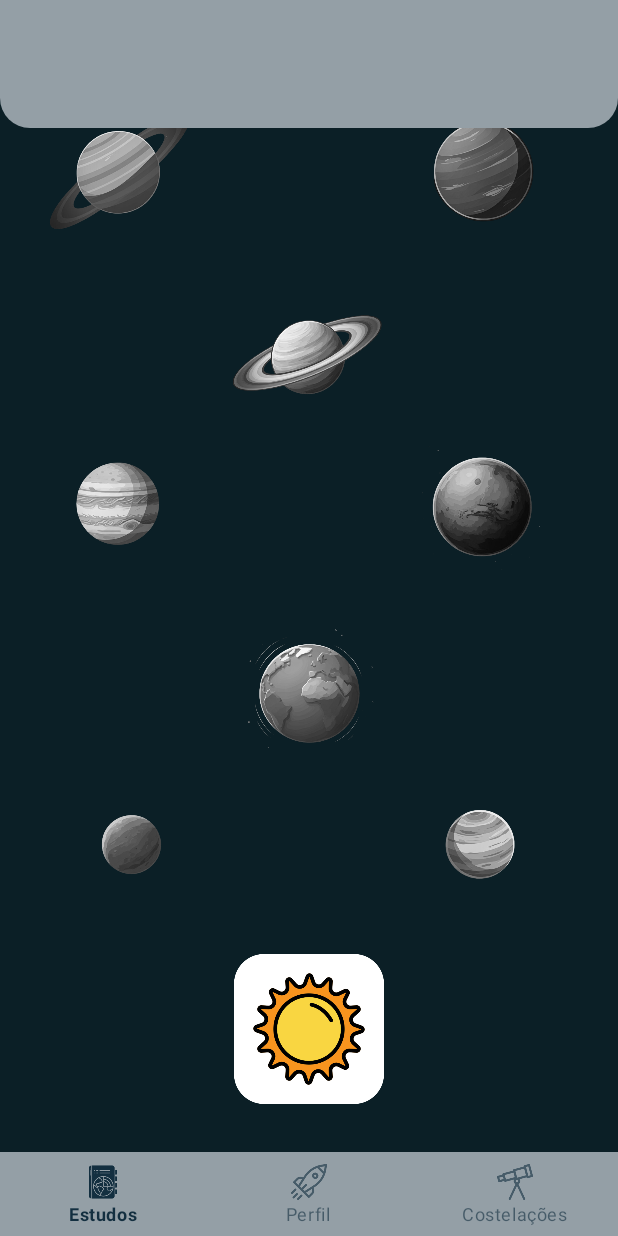
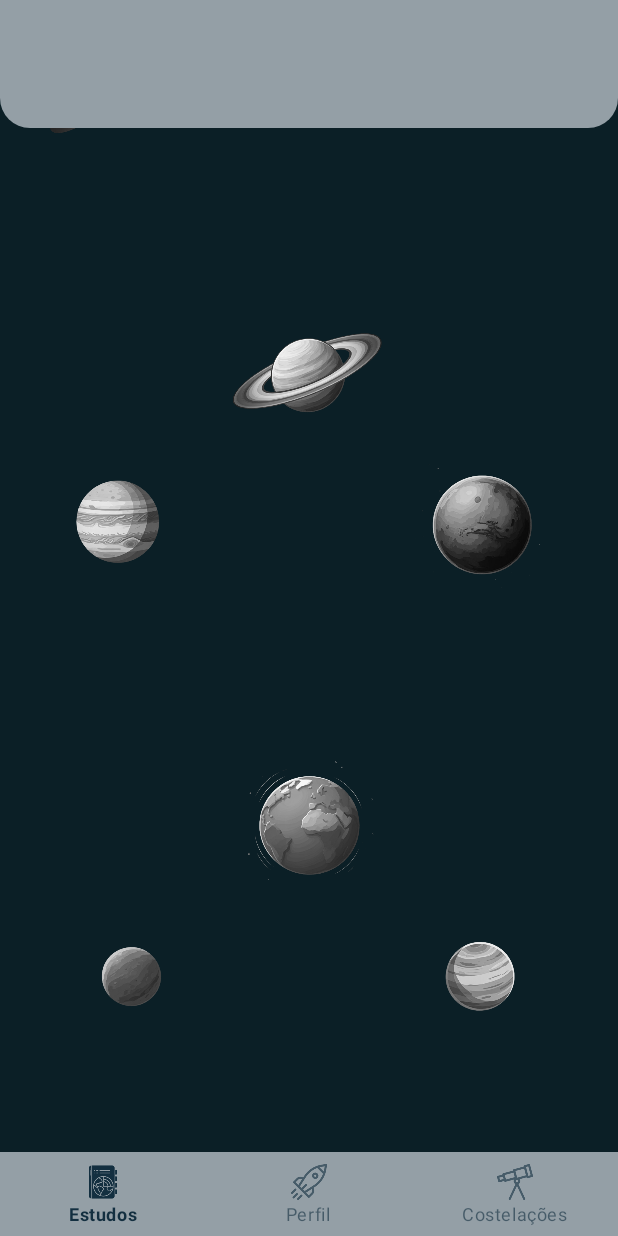
Before and after one commit to V1niciusPC/astronomia_aprendizado_tcc, an Android app: the screen it shows after launch once a user with an empty profile is signed in (MainActivity), on a phone screen of 412 x 824 dp. Run offline under Robolectric (Android 15) with nearby library versions, the phone set to English and light mode, and no system bars; our stand-ins replace Firebase (no records; nobody signed in at launch, a user with empty details on screens opened directly), navigation-ui.

Commit message:
atualize 9

```diff
--- a/app/src/main/res/layout/fragment_estudos.xml
+++ b/app/src/main/res/layout/fragment_estudos.xml
@@ -19,7 +19,7 @@
         android:id="@+id/modulo9_netuno"
         android:layout_width="100dp"
         android:layout_height="100dp"
-        android:layout_marginBottom="24dp"
+        android:layout_marginBottom="100dp"
         android:src="@drawable/ic_oito_off"
         app:layout_constraintBottom_toTopOf="@+id/modulo7_saturno"
         app:layout_constraintEnd_toEndOf="parent"
@@ -30,7 +30,7 @@
         android:id="@+id/modulo8_urano"
         android:layout_width="100dp"
         android:layout_height="100dp"
-        android:layout_marginBottom="24dp"
+        android:layout_marginBottom="100dp"
         android:src="@drawable/ic_urano_off"
         app:layout_constraintBottom_toTopOf="@+id/modulo7_saturno"
         app:layout_constraintEnd_toEndOf="parent"
@@ -41,7 +41,7 @@
         android:id="@+id/modulo7_saturno"
         android:layout_width="100dp"
         android:layout_height="100dp"
-        android:layout_marginBottom="124dp"
+        android:layout_marginBottom="200dp"
         android:src="@drawable/ic_saturno_off_"
         app:layout_constraintBottom_toTopOf="@+id/modulo2_terra"
         app:layout_constraintEnd_toEndOf="parent"
@@ -52,7 +52,7 @@
         android:id="@+id/modulo6_jupiter"
         android:layout_width="100dp"
         android:layout_height="100dp"
-        android:layout_marginBottom="24dp"
+        android:layout_marginBottom="100dp"
         android:src="@drawable/ic_marte_off"
         app:layout_constraintBottom_toTopOf="@+id/modulo2_terra"
         app:layout_constraintEnd_toEndOf="parent"
@@ -63,7 +63,7 @@
         android:id="@+id/modulo5_marte"
         android:layout_width="100dp"
         android:layout_height="100dp"
-        android:layout_marginBottom="24dp"
+        android:layout_marginBottom="100dp"
         android:src="@drawable/ic_jupiter_off"
         app:layout_constraintBottom_toTopOf="@+id/modulo2_terra"
         app:layout_constraintEnd_toEndOf="parent"
@@ -74,7 +74,7 @@
         android:id="@+id/modulo4_venus"
         android:layout_width="100dp"
         android:layout_height="100dp"
-        android:layout_marginBottom="24dp"
+        android:layout_marginBottom="100dp"
         android:src="@drawable/ic_mercurio_off"
         app:layout_constraintBottom_toTopOf="@+id/modulo1_sol"
         app:layout_constraintEnd_toEndOf="parent"
@@ -85,7 +85,7 @@
         android:id="@+id/modulo3_mercurio"
         android:layout_width="100dp"
         android:layout_height="100dp"
-        android:layout_marginBottom="24dp"
+        android:layout_marginBottom="100dp"
         android:src="@drawable/ic_venus_off"
         app:layout_constraintBottom_toTopOf="@+id/modulo1_sol"
         app:layout_constraintEnd_toEndOf="parent"
@@ -96,7 +96,7 @@
         android:id="@+id/modulo2_terra"
         android:layout_width="100dp"
         android:layout_height="100dp"
-        android:layout_marginBottom="124dp"
+        android:layout_marginBottom="200dp"
         android:src="@drawable/ic_terra_off"
         app:layout_constraintBottom_toTopOf="@+id/modulo1_sol"
         app:layout_constraintEnd_toEndOf="parent"
```
Also changed, not shown: 1 other file.
